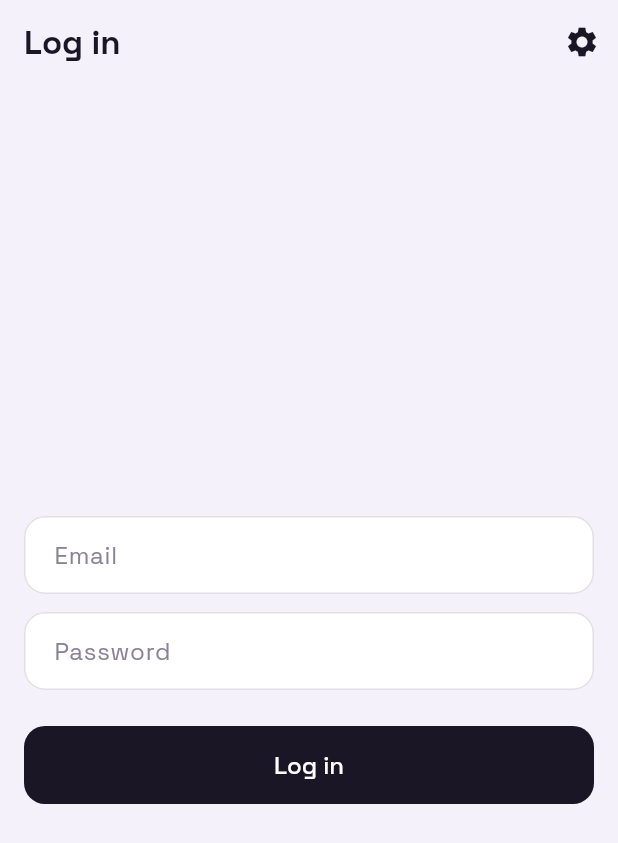
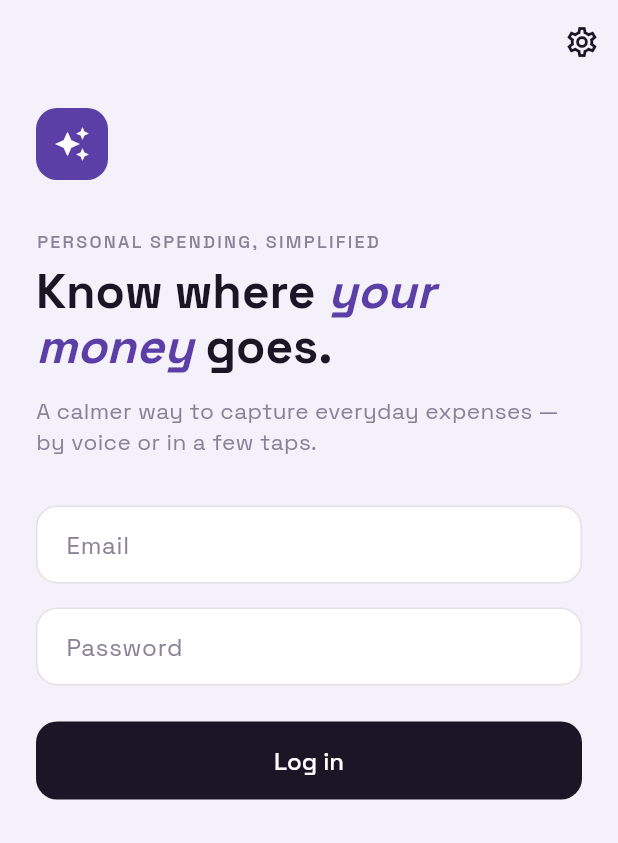
Before and after one commit to ByteKilns/adelaide, a Flutter app: the screen it shows after launch, on a phone screen of 412 x 824 dp. Shown: the top 843 px of the screen. Run offline on Flutter 3.47's test engine with Material 3 defaults, Android fonts, the phone set to English and light mode, and no system bars; our stand-ins replace flutter_riverpod, flutter_secure_storage, shared_preferences, speech_to_text.

Commit message:
feat(mobile): redesign Login screen with new visual style

```diff
--- a/mobile/lib/screens/login_screen.dart
+++ b/mobile/lib/screens/login_screen.dart
@@ -6,6 +6,7 @@ import '../providers/api_client_provider.dart';
 import '../providers/auth_provider.dart';
 import '../providers/settings_provider.dart';
 import '../services/api_client.dart';
+import '../theme/app_theme.dart';
 import 'home_screen.dart';
 import 'settings_screen.dart';
 
@@ -56,29 +57,56 @@ class _LoginScreenState extends ConsumerState<LoginScreen> {
   Widget build(BuildContext context) {
     return Scaffold(
       appBar: AppBar(
-        title: const Text('Log in'),
         actions: [
           IconButton(
-            icon: const Icon(Icons.settings),
+            icon: const Icon(Icons.settings_outlined),
             onPressed: () => Navigator.of(context).push(MaterialPageRoute(builder: (_) => const SettingsScreen())),
           ),
         ],
       ),
-      body: Padding(
-        padding: const EdgeInsets.all(16),
+      body: SafeArea(
+        child: SingleChildScrollView(
+          padding: const EdgeInsets.symmetric(horizontal: 24, vertical: 16),
           child: Column(
-          crossAxisAlignment: CrossAxisAlignment.stretch,
-          mainAxisAlignment: MainAxisAlignment.center,
+            crossAxisAlignment: CrossAxisAlignment.start,
             children: [
+              Container(
+                width: 48,
+                height: 48,
+                decoration: BoxDecoration(color: AppColors.primary, borderRadius: BorderRadius.circular(14)),
+                child: const Icon(Icons.auto_awesome, color: Colors.white),
+              ),
+              const SizedBox(height: 32),
+              const Text('PERSONAL SPENDING, SIMPLIFIED', style: AppTheme.eyebrow),
+              const SizedBox(height: 8),
+              RichText(
+                text: TextSpan(
+                  style: AppTheme.headline,
+                  children: [
+                    const TextSpan(text: 'Know where '),
+                    TextSpan(
+                      text: 'your money',
+                      style: AppTheme.headline.copyWith(color: AppColors.primary, fontStyle: FontStyle.italic),
+                    ),
+                    const TextSpan(text: ' goes.'),
+                  ],
+                ),
+              ),
+              const SizedBox(height: 12),
+              const Text(
+                'A calmer way to capture everyday expenses — by voice or in a few taps.',
+                style: AppTheme.subtitle,
+              ),
+              const SizedBox(height: 32),
               TextField(
                 controller: _emailController,
-              decoration: const InputDecoration(labelText: 'Email'),
+                decoration: const InputDecoration(labelText: 'Email', hintText: 'you@example.com'),
                 keyboardType: TextInputType.emailAddress,
               ),
-            const SizedBox(height: 12),
+              const SizedBox(height: 16),
               TextField(
                 controller: _passwordController,
-              decoration: const InputDecoration(labelText: 'Password'),
+                decoration: const InputDecoration(labelText: 'Password', hintText: '••••••••'),
                 obscureText: true,
                 onSubmitted: (_) => _submitting ? null : _submit(),
               ),
@@ -90,12 +118,17 @@ class _LoginScreenState extends ConsumerState<LoginScreen> {
               FilledButton(
                 onPressed: _submitting ? null : _submit,
                 child: _submitting
-                  ? const SizedBox(height: 20, width: 20, child: CircularProgressIndicator(strokeWidth: 2))
+                    ? const SizedBox(
+                        height: 20,
+                        width: 20,
+                        child: CircularProgressIndicator(strokeWidth: 2, color: Colors.white),
+                      )
                     : const Text('Log in'),
               ),
             ],
           ),
         ),
+      ),
     );
   }
 }
```
Lines whose indentation alone changed are shown as unchanged.
